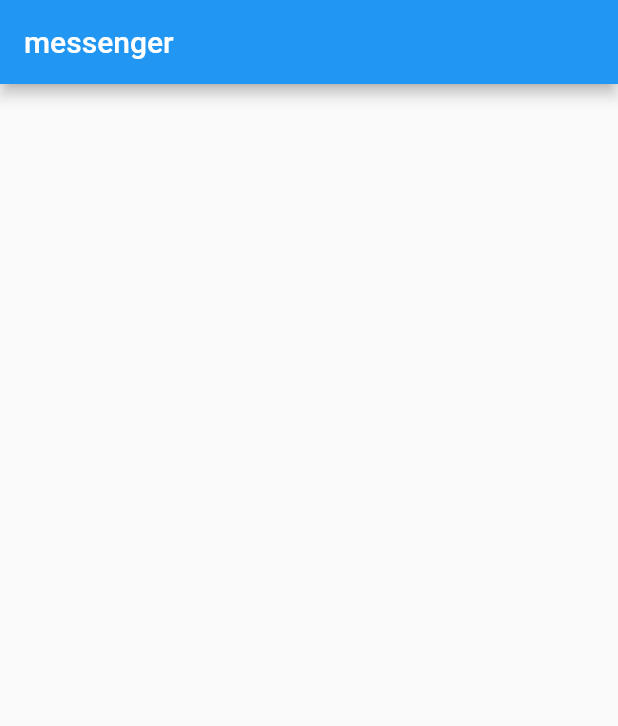
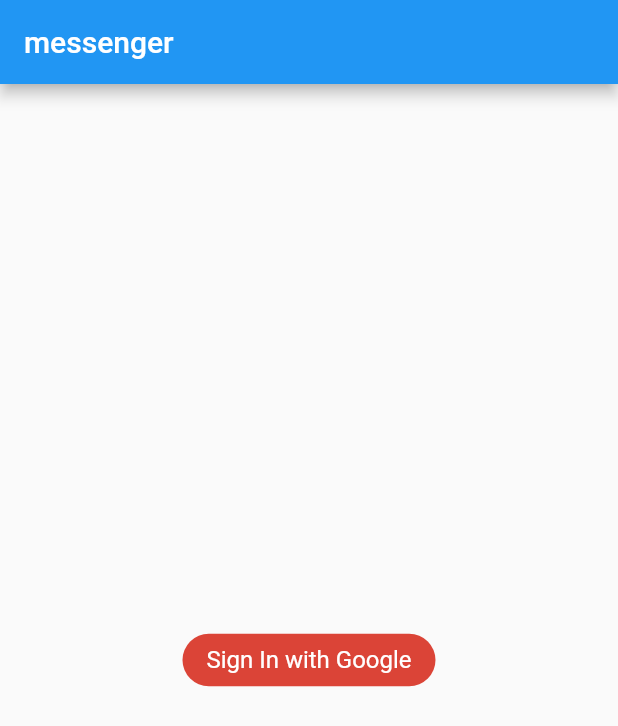
Before and after one commit to Barashkov-GO/messenger, a Flutter app: the screen it shows after launch, on a phone screen of 412 x 824 dp. Shown: the top 726 px of the screen. Run offline on Flutter 3.47's test engine with Material 2 defaults, Android fonts, the phone set to English and light mode, and no system bars; our stand-ins replace cloud_firestore, firebase_auth, firebase_core, google_sign_in, shared_preferences; accounts and stored records are empty.

Commit message:
Добавил поддержку сохранения информации в файербейз и переход страницы при входе

```diff
--- a/lib/main.dart
+++ b/lib/main.dart
@@ -1,5 +1,7 @@
 import 'package:firebase_core/firebase_core.dart';
 import 'package:flutter/material.dart';
+import 'package:my_first_flutter/services/auth.dart';
+import 'package:my_first_flutter/views/home.dart';
 import 'package:my_first_flutter/views/signin.dart';
 
 Future<void> main() async {
@@ -21,7 +23,16 @@ class MyApp extends StatelessWidget {
 
         primarySwatch: Colors.blue,
       ),
-      home: const SignIn(),
+      home: FutureBuilder(
+        future: AuthMethods().getCurrenctUser(),
+        builder: (context, AsyncSnapshot<dynamic> snapshot){
+          if(snapshot.hasData){
+            return const Home();
+          }else{
+            return const SignIn();
+          }
+        },
+      ),
     );
   }
 }
--- a/lib/services/database.dart
+++ b/lib/services/database.dart
@@ -0,0 +1,9 @@
+import 'package:cloud_firestore/cloud_firestore.dart';
+class DatabaseMethods{
+
+
+  Future addUserInfoToDB(String userId, Map<String, dynamic> userInfoMap) async{
+    return FirebaseFirestore.instance.collection("users")
+        .doc(userId).set(userInfoMap);
+  }
+}
--- a/lib/views/signin.dart
+++ b/lib/views/signin.dart
@@ -1,4 +1,5 @@
 import 'package:flutter/material.dart';
+import 'package:my_first_flutter/services/auth.dart';
 
 class SignIn extends StatefulWidget {
   const SignIn({super.key});
@@ -11,8 +12,27 @@ class _SignInState extends State<SignIn> {
   @override
   Widget build(BuildContext context) {
     return Scaffold(
-        appBar: AppBar(title: const Text("messenger"),
+      appBar: AppBar(
+        title: const Text("messenger"),
+      ),
+      body: Center(
+        child: GestureDetector(
+          onTap: (){
+            AuthMethods().signInWithGoogle(context);
+          },
+          child: Container(
+            decoration: BoxDecoration(
+              borderRadius: BorderRadius.circular(24),
+              color: const Color(0xffDB4437),
+            ),
+            padding: const EdgeInsets.symmetric(horizontal: 16, vertical: 8),
+            child: const Text(
+              "Sign In with Google",
+              style: TextStyle(fontSize: 16, color: Colors.white),
+            ),
+          ),
         ),
+      ),
     );
   }
 }
--- a/pubspec.yaml
+++ b/pubspec.yaml
@@ -39,6 +39,7 @@ dependencies:
   google_sign_in: ^5.4.1
   shared_preferences: ^2.0.15
   firebase_core: ^1.22.0
+  cloud_firestore: ^3.4.8
 
 dev_dependencies:
   flutter_test:
```
Also changed, not shown: lib/services/auth.dart (+36 -24 lines), pubspec.lock, 1 other file.
